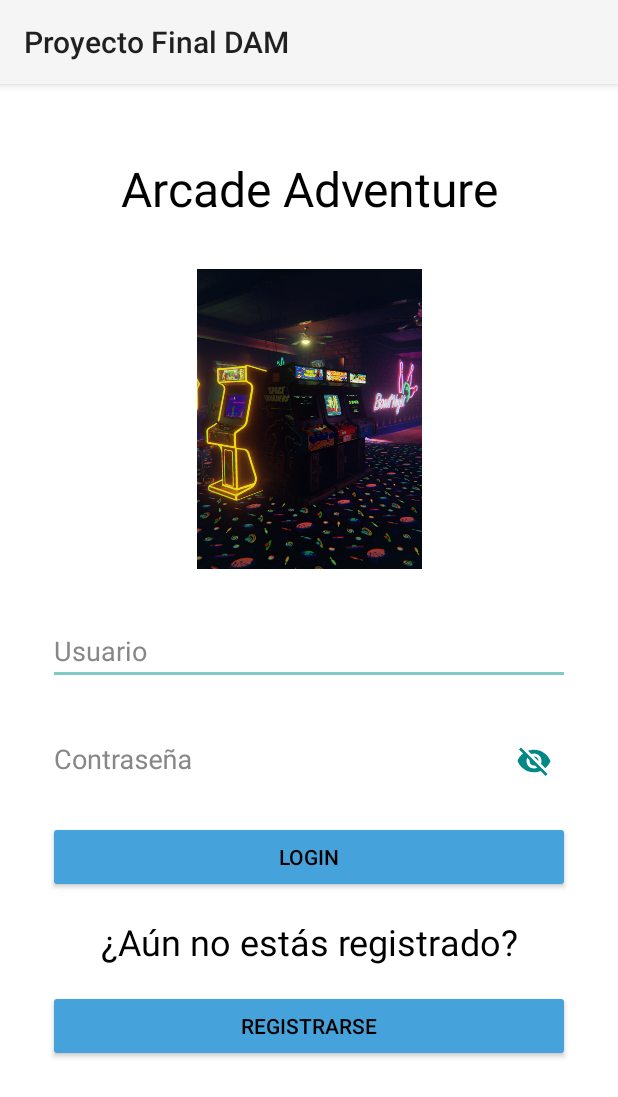
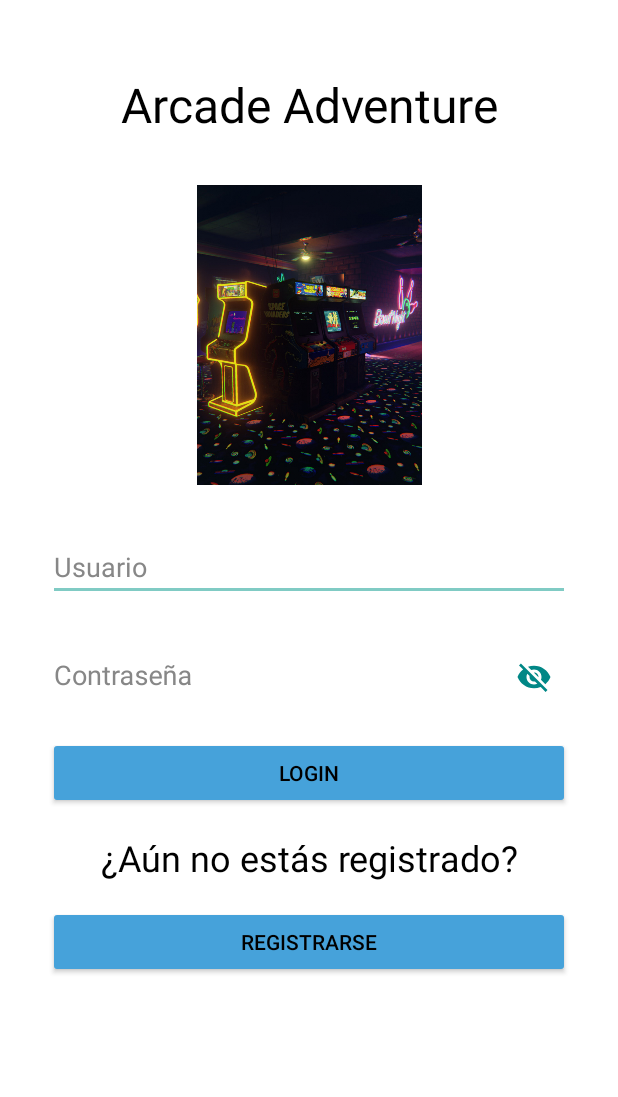
Before and after one commit to pabloacedo04/Proyecto_Final_DAM, an Android app: the screen it shows after launch (LoginActivity), on a phone screen of 412 x 824 dp. Shown: the top 1097 px of the screen. Run offline under Robolectric (Android 15) with nearby library versions, the phone set to English and light mode, and no system bars.

Commit message:
Estilos con y sin action bar nombre de la app cambiado en el strings.xml

```diff
--- a/app/src/main/res/values/strings.xml
+++ b/app/src/main/res/values/strings.xml
@@ -1,3 +1,3 @@
 <resources>
-    <string name="app_name">Proyecto Final DAM</string>
+    <string name="app_name">Arcade Adventure</string>
 </resources>
--- /dev/null
+++ b/app/src/main/res/values/styles.xml
@@ -0,0 +1,9 @@
+<?xml version="1.0" encoding="utf-8"?>
+<resources>
+    <style name="AppTheme" parent="Theme.AppCompat.Light.NoActionBar">
+
+    </style>
+    <style name="AppTheme2" parent="Theme.AppCompat.Light.DarkActionBar">
+
+    </style>
+</resources>
```
